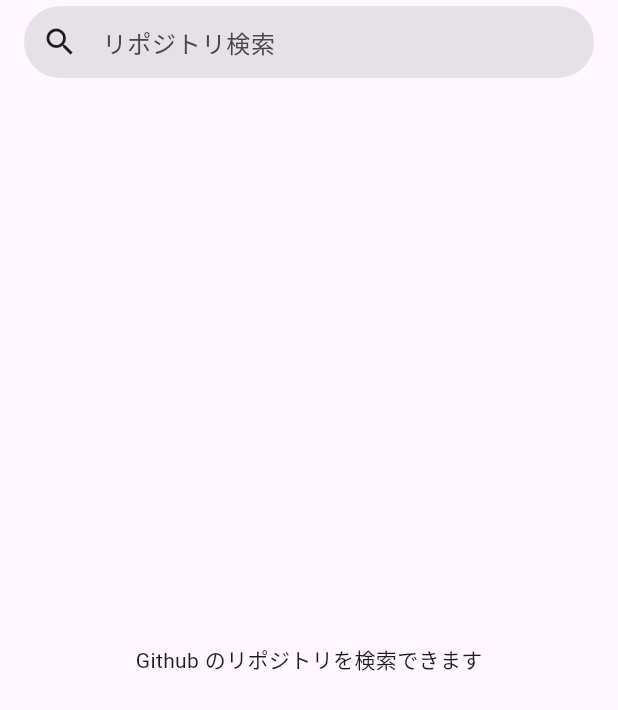
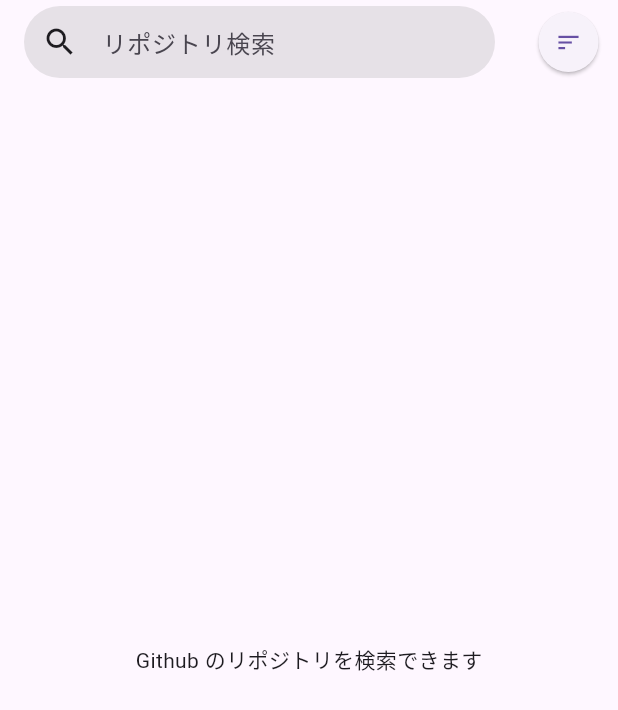
Before and after one commit to den0206/yumemi_flutter_test, a Flutter app: the screen it shows after launch, on a phone screen of 412 x 824 dp. Shown: the top 710 px of the screen. Run offline on Flutter 3.47's test engine with Material 3 defaults, Android fonts, the phone set to English and light mode, and no system bars; our stand-ins replace flutter_riverpod, freezed_annotation, riverpod_annotation, visibility_detector; generated files the repository leaves out were written again.

Commit message:
【UI】条件検索エリアの実装

```diff
--- /dev/null
+++ b/lib/src/presentation/components/circle_icon_button.dart
@@ -0,0 +1,28 @@
+import 'package:flutter/material.dart';
+
+// 共通コンポーネント
+// 円形のボタン
+final class CircleIconButton extends StatelessWidget {
+  const CircleIconButton({
+    required this.icon,
+    required this.onPressed,
+    super.key,
+    this.bacgroundColor,
+  });
+
+  final Widget icon;
+  final Color? bacgroundColor;
+  final GestureTapCallback? onPressed;
+
+  @override
+  Widget build(BuildContext context) {
+    return ElevatedButton(
+      style: ElevatedButton.styleFrom(
+        shape: const CircleBorder(),
+        backgroundColor: bacgroundColor,
+      ),
+      onPressed: onPressed,
+      child: icon,
+    );
+  }
+}
--- a/lib/src/presentation/pages/github_search/components/search_app_bar.dart
+++ b/lib/src/presentation/pages/github_search/components/search_app_bar.dart
@@ -4,6 +4,8 @@ import 'package:flutter/material.dart';
 import 'package:flutter/services.dart';
 import 'package:flutter_riverpod/flutter_riverpod.dart';
 import 'package:yumemi_flutter_test/src/core/extension/context.dart';
+import 'package:yumemi_flutter_test/src/presentation/components/circle_icon_button.dart';
+import 'package:yumemi_flutter_test/src/presentation/pages/github_search/components/condition_search_panel.dart';
 import 'package:yumemi_flutter_test/src/presentation/pages/github_search/github_search_notifier.dart';
 
 final class SearchAppBar extends ConsumerWidget implements PreferredSizeWidget {
@@ -36,6 +38,9 @@ final class SearchAppBar extends ConsumerWidget implements PreferredSizeWidget {
           await ref.read(githubSearchNotifierProvider.notifier).search();
         },
       ),
+      actions: const [
+        _ConditionSearchButton(),
+      ],
     );
   }
 }
@@ -176,3 +181,24 @@ class _SearchTextFieldState extends ConsumerState<_SearchTextField> {
     );
   }
 }
+
+final class _ConditionSearchButton extends StatelessWidget {
+  const _ConditionSearchButton();
+
+  @override
+  Widget build(BuildContext context) {
+    return CircleIconButton(
+      icon: const Icon(Icons.sort),
+      onPressed: () async {
+        context.dismissKeyboard();
+        await showModalBottomSheet(
+          isScrollControlled: true,
+          context: context,
+          builder: (context) {
+            return const ConditionSearchPanel();
+          },
+        );
+      },
+    );
+  }
+}
```
Also changed, not shown: lib/src/presentation/pages/github_search/components/condition_search_panel.dart (added, +40 -0 lines).
